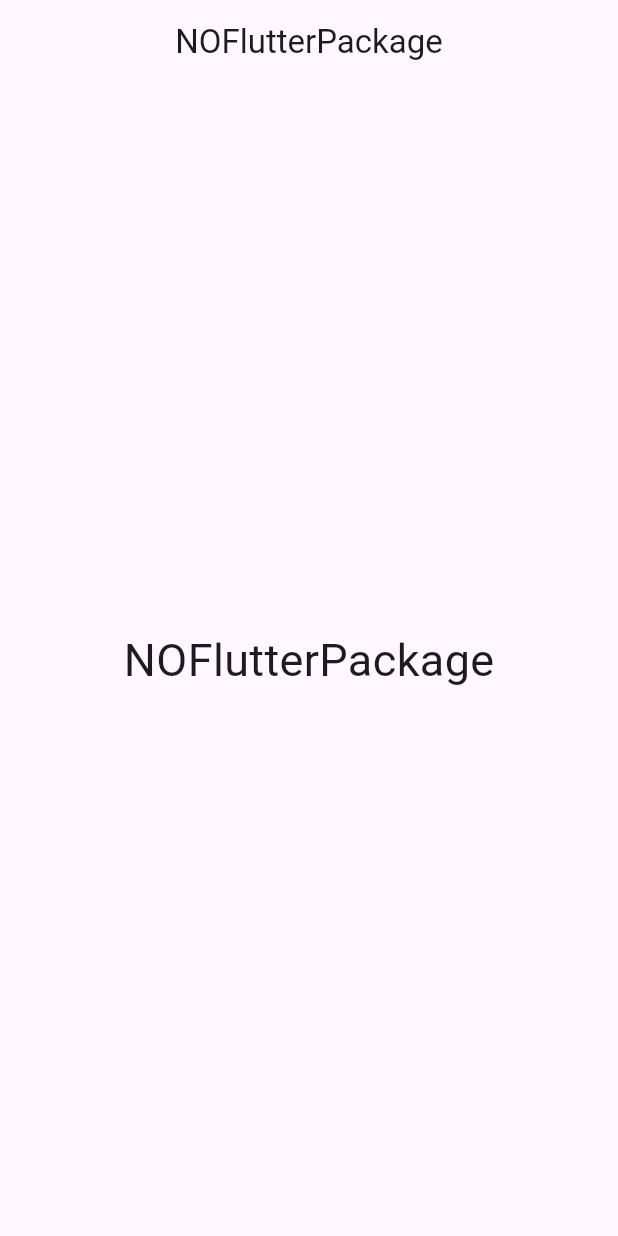
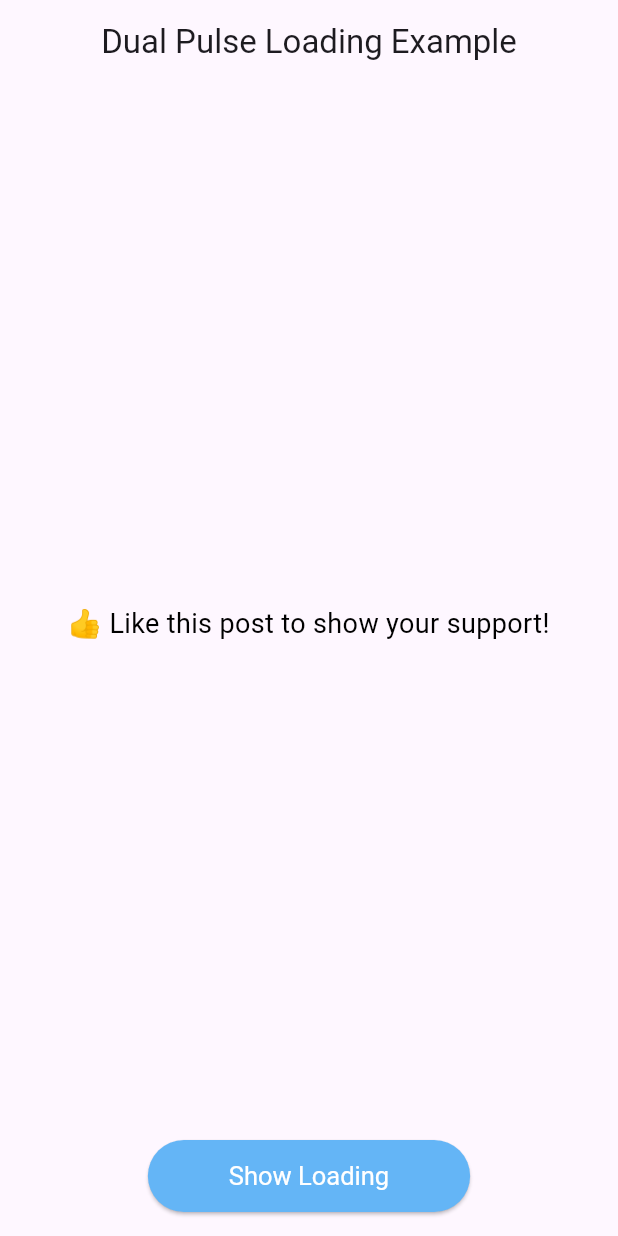
Before and after one commit to ShahanMalik/NoFlutterPackage, a Flutter app: the screen it shows after launch, on a phone screen of 412 x 824 dp. Run offline on Flutter 3.47's test engine with Material 3 defaults, Android fonts, the phone set to English and light mode, and no system bars.

Commit message:
add dualpulseLoading

```diff
--- /dev/null
+++ b/lib/LoadingIndicator/DualPulseLoader/example1/dual_pulseLoading_main.dart
@@ -0,0 +1,92 @@
+import 'package:flutter/material.dart';
+import 'package:flutter_tutorials/LoadingIndicator/DualPulseLoader/example1/dual_pulse_loading.dart';
+
+class DualPulseLoadingMain extends StatefulWidget {
+  const DualPulseLoadingMain({super.key});
+
+  @override
+  State<DualPulseLoadingMain> createState() => _DualPulseLoadingMainState();
+}
+
+class _DualPulseLoadingMainState extends State<DualPulseLoadingMain> {
+  int displayDataIndex = 0;
+  List<String> data = [
+    '👍 Like this post to show your support!',
+    '👥 Follow me for more amazing content!',
+    '🌟 Star my GitHub repo to encourage me!',
+  ];
+  void _showLoader() {
+    showDialog(
+      context: context,
+      barrierDismissible: false,
+      builder: (BuildContext context) {
+        return Dialog(
+          backgroundColor: Colors.transparent,
+          child: Center(
+            child: SizedBox(
+              width: 110,
+              height: 55,
+              child: DualPulseLoading(),
+            ),
+          ),
+        );
+      },
+    );
+    fetchData();
+  }
+
+  Future<void> fetchData() async {
+    /// [ You can replace the below code with your data loading code ]
+    Future.delayed(const Duration(seconds: 3), () {
+      if (mounted) {
+        Navigator.of(context).pop();
+        setState(() {
+          displayDataIndex++;
+          if (displayDataIndex >= data.length) {
+            displayDataIndex = 0;
+          }
+        });
+      }
+    });
+  }
+
+  @override
+  Widget build(BuildContext context) {
+    return Scaffold(
+      appBar: AppBar(
+        title: Text('Dual Pulse Loading Example'),
+        centerTitle: true,
+      ),
+      body: Padding(
+        padding: const EdgeInsets.all(16.0),
+        child: Column(
+          mainAxisAlignment: MainAxisAlignment.center,
+          children: [
+            Expanded(
+                child: Center(
+              child: Text(
+                data[displayDataIndex],
+                style: TextStyle(
+                  fontSize: 18,
+                  color: Colors.black,
+                ),
+                textAlign: TextAlign.center,
+              ),
+            )),
+            ElevatedButton(
+              onPressed: _showLoader,
+              style: ElevatedButton.styleFrom(
+                foregroundColor: Colors.white,
+                backgroundColor: Colors.blue[300],
+                padding:
+                    const EdgeInsets.symmetric(horizontal: 54, vertical: 14),
+                textStyle: TextStyle(fontSize: 17),
+              ),
+              child: Text('Show Loading'),
+            ),
+          ],
+        ),
+      ),
+    );
+  }
+}
--- a/lib/main.dart
+++ b/lib/main.dart
@@ -1,4 +1,5 @@
 import 'package:flutter/material.dart';
+import 'package:flutter_tutorials/LoadingIndicator/DualPulseLoader/example1/dual_pulseLoading_main.dart';
 
 void main() => runApp(MyApp());
 
@@ -7,37 +8,7 @@ class MyApp extends StatelessWidget {
   Widget build(BuildContext context) {
     return MaterialApp(
       debugShowCheckedModeBanner: false,
-      home: HomePage(),
+      home: DualPulseLoadingMain(),
     );
   }
 }
-
-class HomePage extends StatefulWidget {
-  const HomePage({super.key});
-
-  @override
-  State<HomePage> createState() => _HomePageState();
-}
-
-class _HomePageState extends State<HomePage> {
-  @override
-  Widget build(BuildContext context) {
-    return Scaffold(
-      appBar: AppBar(
-        centerTitle: true,
-        title: Text('NOFlutterPackage'),
-      ),
-      body: Center(
-        child: Column(
-          mainAxisAlignment: MainAxisAlignment.center,
-          children: <Widget>[
-            Text(
-              'NOFlutterPackage',
-              style: TextStyle(fontSize: 30),
-            ),
-          ],
-        ),
-      ),
-    );
-  }
-}
```
Also changed, not shown: lib/LoadingIndicator/DualPulseLoader/example1/ball_position.dart (added, +32 -0 lines), lib/LoadingIndicator/DualPulseLoader/example1/dual_pulse_loading.dart (added, +62 -0 lines).
